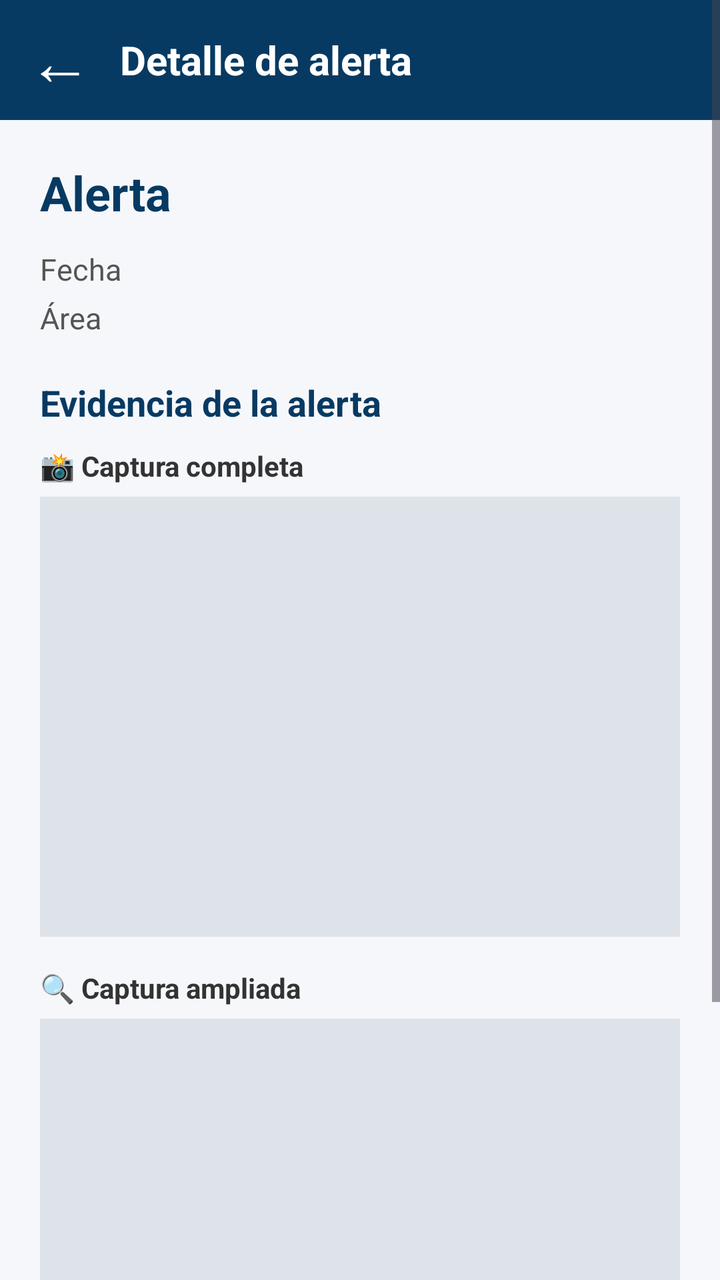
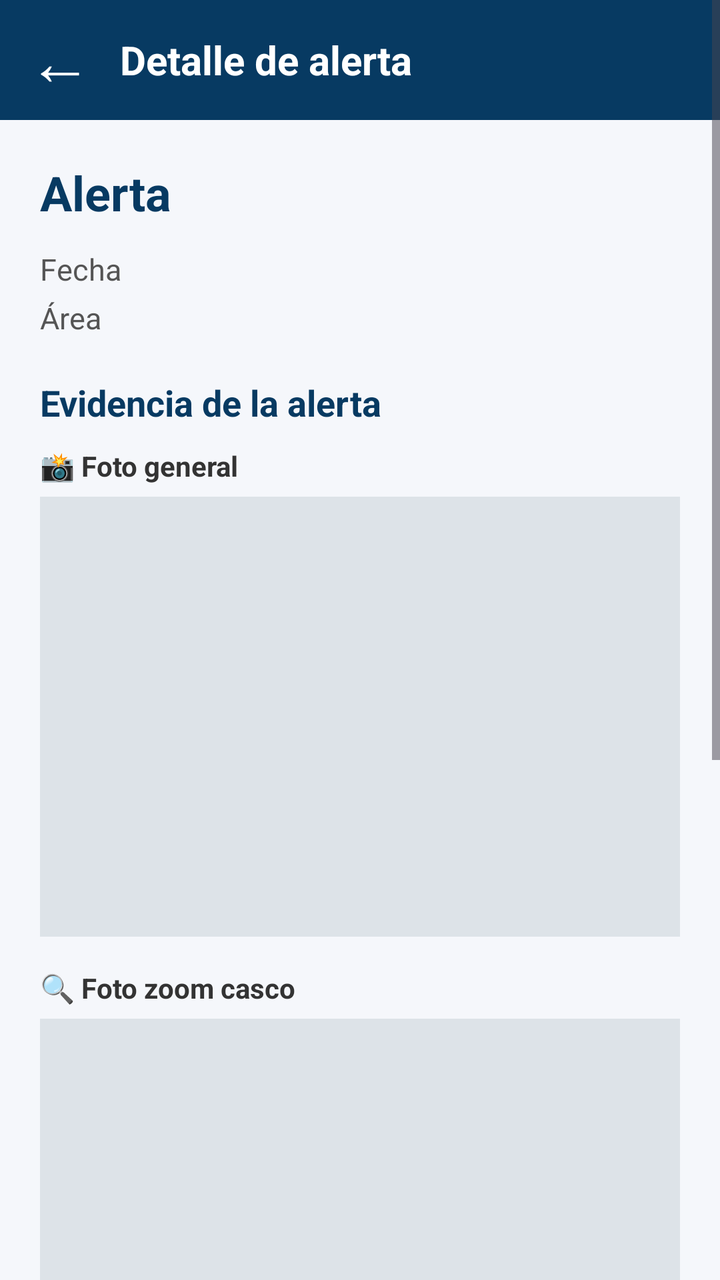

Compare the two renders of this Android layout. The source of the first and the diff that turns it into the second are given below.
<!-- AndroidManifest.xml: application theme Theme.SafeVisionAI -->
<!-- res/layout/activity_detalle_alerta.xml -->
<?xml version="1.0" encoding="utf-8"?>
<ScrollView
    xmlns:android="http://schemas.android.com/apk/res/android"
    android:layout_width="match_parent"
    android:layout_height="match_parent"
    android:background="#F5F7FB"
    android:fillViewport="true">

    <LinearLayout
        android:layout_width="match_parent"
        android:layout_height="wrap_content"
        android:orientation="vertical">


        
        
        

        <LinearLayout
            android:layout_width="match_parent"
            android:layout_height="60dp"
            android:background="#073A62"
            android:gravity="center_vertical">

            <TextView
                android:id="@+id/btnRegresarDetalle"
                android:layout_width="60dp"
                android:layout_height="match_parent"
                android:text="←"
                android:textSize="32sp"
                android:textColor="#FFFFFF"
                android:gravity="center"
                android:clickable="true"
                android:focusable="true"/>

            <TextView
                android:layout_width="wrap_content"
                android:layout_height="wrap_content"
                android:text="Detalle de alerta"
                android:textColor="#FFFFFF"
                android:textSize="20sp"
                android:textStyle="bold"/>

        </LinearLayout>


        
        
        

        <TextView
            android:id="@+id/txtTituloDetalle"
            android:layout_width="match_parent"
            android:layout_height="wrap_content"
            android:text="Alerta"
            android:textColor="#073A62"
            android:textSize="24sp"
            android:textStyle="bold"
            android:paddingStart="20dp"
            android:paddingTop="20dp"
            android:paddingEnd="20dp"
            android:paddingBottom="8dp"/>


        <TextView
            android:id="@+id/txtFechaDetalle"
            android:layout_width="match_parent"
            android:layout_height="wrap_content"
            android:text="Fecha"
            android:textColor="#555555"
            android:textSize="15sp"
            android:paddingStart="20dp"
            android:paddingEnd="20dp"
            android:paddingTop="4dp"/>


        <TextView
            android:id="@+id/txtAreaDetalle"
            android:layout_width="match_parent"
            android:layout_height="wrap_content"
            android:text="Área"
            android:textColor="#555555"
            android:textSize="15sp"
            android:paddingStart="20dp"
            android:paddingEnd="20dp"
            android:paddingTop="4dp"
            android:paddingBottom="10dp"/>


        
        
        

        <TextView
            android:layout_width="match_parent"
            android:layout_height="wrap_content"
            android:text="Evidencia de la alerta"
            android:textColor="#073A62"
            android:textSize="18sp"
            android:textStyle="bold"
            android:paddingStart="20dp"
            android:paddingEnd="20dp"
            android:paddingTop="10dp"
            android:paddingBottom="10dp"/>


        

        <TextView
            android:layout_width="match_parent"
            android:layout_height="wrap_content"
            android:text="📸 Captura completa"
            android:textColor="#333333"
            android:textSize="14sp"
            android:textStyle="bold"
            android:paddingStart="20dp"
            android:paddingEnd="20dp"
            android:paddingBottom="6dp"/>


        <ImageView
            android:id="@+id/imgFotoNormal"
            android:layout_width="match_parent"
            android:layout_height="220dp"
            android:layout_marginStart="20dp"
            android:layout_marginEnd="20dp"
            android:background="#DDE3E8"
            android:scaleType="fitCenter"
            android:contentDescription="Foto completa de la alerta"/>


        

        <TextView
            android:layout_width="match_parent"
            android:layout_height="wrap_content"
            android:text="🔍 Captura ampliada"
            android:textColor="#333333"
            android:textSize="14sp"
            android:textStyle="bold"
            android:paddingStart="20dp"
            android:paddingEnd="20dp"
            android:paddingTop="16dp"
            android:paddingBottom="6dp"/>


        <ImageView
            android:id="@+id/imgFotoZoom"
            android:layout_width="match_parent"
            android:layout_height="220dp"
            android:layout_marginStart="20dp"
            android:layout_marginEnd="20dp"
            android:background="#DDE3E8"
            android:scaleType="fitCenter"
            android:contentDescription="Foto ampliada de la alerta"/>


        
        
        

        <Button
            android:id="@+id/btnRegistrarAccion"
            android:layout_width="match_parent"
            android:layout_height="wrap_content"
            android:text="Registrar acción"
            android:textAllCaps="false"
            android:layout_margin="20dp"/>

    </LinearLayout>

</ScrollView>
<!-- resources referenced by this layout -->
<resources>
  <style name="Theme.SafeVisionAI" parent="Base.Theme.SafeVisionAI" />
  <style name="Base.Theme.SafeVisionAI" parent="Theme.Material3.DayNight.NoActionBar">
          
          
      </style>
</resources>

<!-- the commit's change to res/layout/activity_detalle_alerta.xml (unified diff, before → after) -->
@@ -105,54 +105,98 @@
 
 
         
-
-        <TextView
-            android:layout_width="match_parent"
-            android:layout_height="wrap_content"
-            android:text="📸 Captura completa"
-            android:textColor="#333333"
-            android:textSize="14sp"
-            android:textStyle="bold"
-            android:paddingStart="20dp"
-            android:paddingEnd="20dp"
-            android:paddingBottom="6dp"/>
-
-
-        <ImageView
-            android:id="@+id/imgFotoNormal"
-            android:layout_width="match_parent"
-            android:layout_height="220dp"
-            android:layout_marginStart="20dp"
-            android:layout_marginEnd="20dp"
-            android:background="#DDE3E8"
-            android:scaleType="fitCenter"
-            android:contentDescription="Foto completa de la alerta"/>
-
-
-        
-
-        <TextView
-            android:layout_width="match_parent"
-            android:layout_height="wrap_content"
-            android:text="🔍 Captura ampliada"
-            android:textColor="#333333"
-            android:textSize="14sp"
-            android:textStyle="bold"
-            android:paddingStart="20dp"
-            android:paddingEnd="20dp"
-            android:paddingTop="16dp"
-            android:paddingBottom="6dp"/>
-
-
-        <ImageView
-            android:id="@+id/imgFotoZoom"
-            android:layout_width="match_parent"
-            android:layout_height="220dp"
-            android:layout_marginStart="20dp"
-            android:layout_marginEnd="20dp"
-            android:background="#DDE3E8"
-            android:scaleType="fitCenter"
-            android:contentDescription="Foto ampliada de la alerta"/>
+        <LinearLayout
+            android:id="@+id/layoutFotoGeneralAlerta"
+            android:layout_width="match_parent"
+            android:layout_height="wrap_content"
+            android:orientation="vertical">
+
+            <TextView
+                android:layout_width="match_parent"
+                android:layout_height="wrap_content"
+                android:text="📸 Foto general"
+                android:textColor="#333333"
+                android:textSize="14sp"
+                android:textStyle="bold"
+                android:paddingStart="20dp"
+                android:paddingEnd="20dp"
+                android:paddingBottom="6dp"/>
+
+            <ImageView
+                android:id="@+id/imgFotoNormal"
+                android:layout_width="match_parent"
+                android:layout_height="220dp"
+                android:layout_marginStart="20dp"
+                android:layout_marginEnd="20dp"
+                android:background="#DDE3E8"
+                android:scaleType="fitCenter"
+                android:contentDescription="Foto general de la alerta"/>
+
+        </LinearLayout>
+
+        
+        <LinearLayout
+            android:id="@+id/layoutZoomCascoAlerta"
+            android:layout_width="match_parent"
+            android:layout_height="wrap_content"
+            android:layout_marginTop="16dp"
+            android:orientation="vertical">
+
+            <TextView
+                android:id="@+id/txtTituloZoomCascoAlerta"
+                android:layout_width="match_parent"
+                android:layout_height="wrap_content"
+                android:text="🔍 Foto zoom casco"
+                android:textColor="#333333"
+                android:textSize="14sp"
+                android:textStyle="bold"
+                android:paddingStart="20dp"
+                android:paddingEnd="20dp"
+                android:paddingBottom="6dp"/>
+
+            <ImageView
+                android:id="@+id/imgFotoZoom"
+                android:layout_width="match_parent"
+                android:layout_height="220dp"
+                android:layout_marginStart="20dp"
+                android:layout_marginEnd="20dp"
+                android:background="#DDE3E8"
+                android:scaleType="fitCenter"
+                android:contentDescription="Foto zoom casco de la alerta"/>
+
+        </LinearLayout>
+
+        
+        <LinearLayout
+            android:id="@+id/layoutZoomChalecoAlerta"
+            android:layout_width="match_parent"
+            android:layout_height="wrap_content"
+            android:layout_marginTop="16dp"
+            android:orientation="vertical">
+
+            <TextView
+                android:id="@+id/txtTituloZoomChalecoAlerta"
+                android:layout_width="match_parent"
+                android:layout_height="wrap_content"
+                android:text="🔍 Foto zoom chaleco"
+                android:textColor="#333333"
+                android:textSize="14sp"
+                android:textStyle="bold"
+                android:paddingStart="20dp"
+                android:paddingEnd="20dp"
+                android:paddingBottom="6dp"/>
+
+            <ImageView
+                android:id="@+id/imgFotoZoomChaleco"
+                android:layout_width="match_parent"
+                android:layout_height="220dp"
+                android:layout_marginStart="20dp"
+                android:layout_marginEnd="20dp"
+                android:background="#DDE3E8"
+                android:scaleType="fitCenter"
+                android:contentDescription="Foto zoom chaleco de la alerta"/>
+
+        </LinearLayout>
 
 
         
